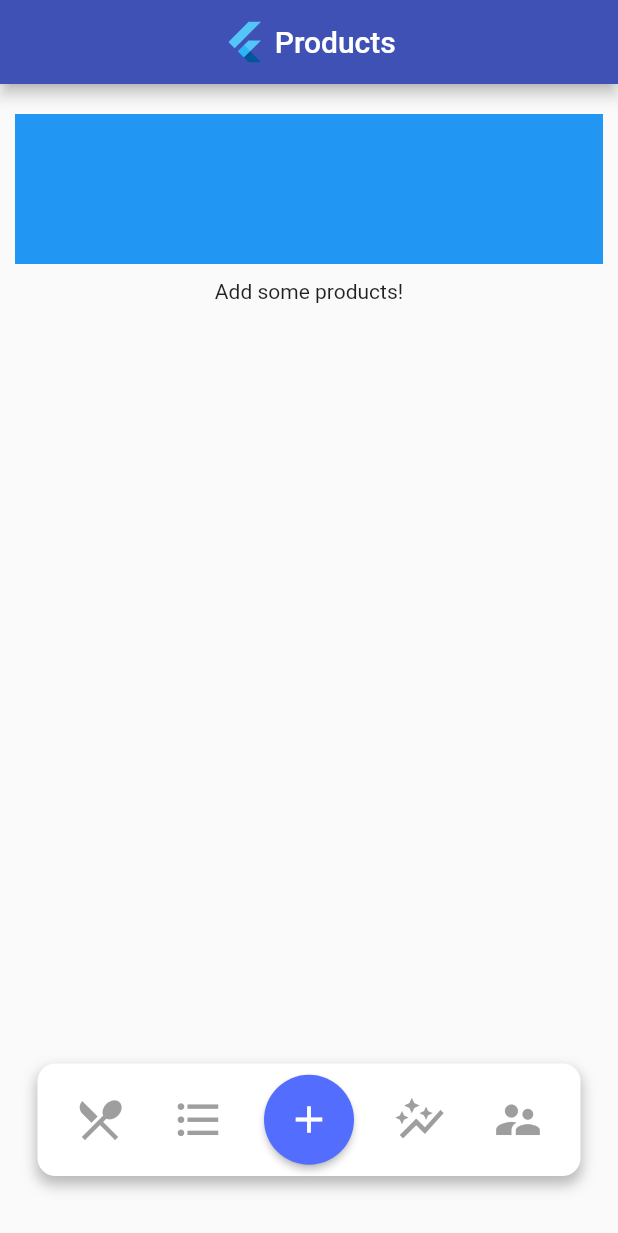
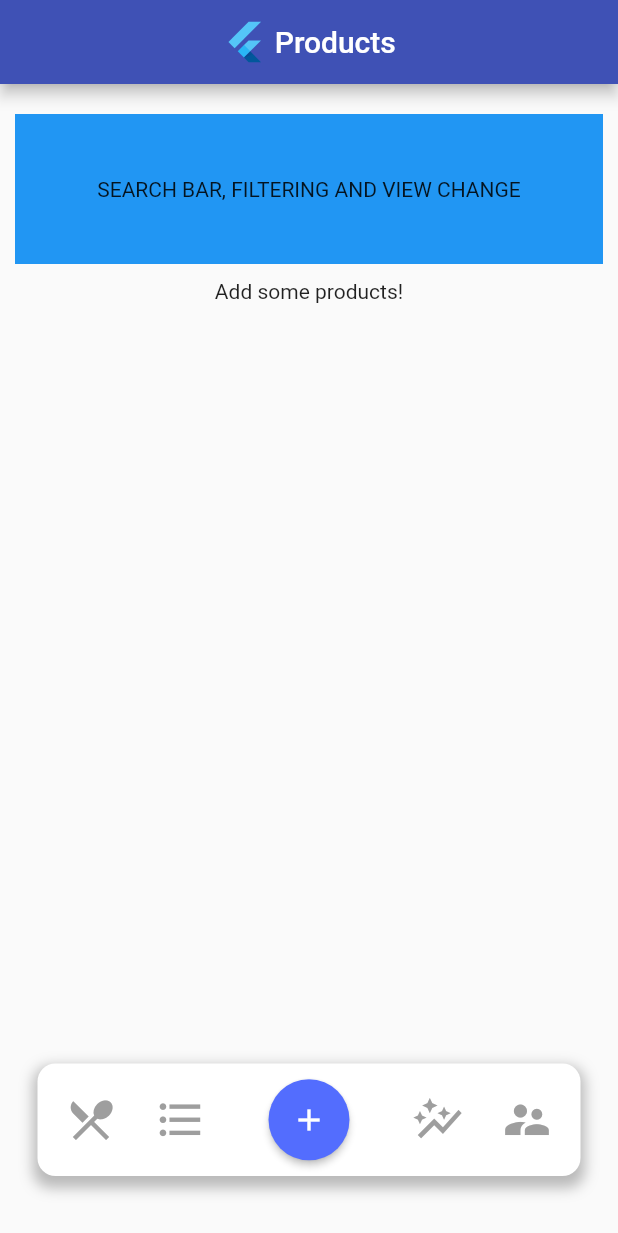
Before and after one commit to arstek131/Expire_App, a Flutter app: the screen it shows after launch, on a phone screen of 412 x 824 dp. Shown: the top 1233 px of the screen. Run offline on Flutter 3.47's test engine with Material 2 defaults, Android fonts, the phone set to English and light mode, and no system bars; our stand-ins replace sqflite; accounts and stored records are empty.

Commit message:
Delete products, bottom bar animations, size provider

```diff
--- a/expire_app/lib/main.dart
+++ b/expire_app/lib/main.dart
@@ -1,13 +1,14 @@
 /* dart libraries */
 import 'package:flutter/material.dart';
+import 'package:provider/provider.dart';
 
 /* Screens */
 import 'screens/main_app_screen.dart';
 import 'screens/add_product_screen.dart';
 
 /* Providers */
-import 'package:provider/provider.dart';
 import './providers/products_provider.dart';
+import 'providers/bottom_navigator_bar_size_provider.dart';
 
 /* helpers */
 import './helpers/custom_route.dart';
@@ -26,8 +27,15 @@ class MyApp extends StatefulWidget {
 class _MyAppState extends State<MyApp> {
   @override
   Widget build(BuildContext context) {
-    return ChangeNotifierProvider.value(
-      value: ProductsProvider(),
+    return MultiProvider(
+      providers: [
+        ChangeNotifierProvider(
+          create: (_) => ProductsProvider(),
+        ),
+        ChangeNotifierProvider(
+          create: (_) => BottomNavigationBarSizeProvider(),
+        ),
+      ],
       child: MaterialApp(
         title: 'Expire app',
         theme: ThemeData(
--- /dev/null
+++ b/expire_app/lib/providers/bottom_navigator_bar_size_provider.dart
@@ -0,0 +1,49 @@
+import 'package:flutter/material.dart';
+
+import 'products_provider.dart';
+
+class BottomNavigationBarSizeProvider extends ChangeNotifier {
+  double _height = 75.0;
+  double _bottomPadding = 40.0;
+  double _mainButtonInternalPadding = 15;
+  double _iconSizeOffset = 0;
+  OutlinedBorder _outlineBorder = const CircleBorder();
+
+  double get height {
+    return _height;
+  }
+
+  double get bottomPadding {
+    return _bottomPadding;
+  }
+
+  double get mainButtonInternalPadding {
+    return _mainButtonInternalPadding;
+  }
+
+  double get iconSizeOffset {
+    return _iconSizeOffset;
+  }
+
+  OutlinedBorder get outlineBorder {
+    return _outlineBorder;
+  }
+
+  void notifyShrink() {
+    _height = 60.0;
+    _bottomPadding = 20;
+    _mainButtonInternalPadding = 13;
+    _iconSizeOffset = 3;
+    _outlineBorder = RoundedRectangleBorder(borderRadius: BorderRadius.circular(500));
+    notifyListeners();
+  }
+
+  void notifyGrow() {
+    _height = 75.0;
+    _bottomPadding = 40;
+    _mainButtonInternalPadding = 15;
+    _iconSizeOffset = 0;
+    _outlineBorder = RoundedRectangleBorder(borderRadius: BorderRadius.circular(300)); //CircleBorder();
+    notifyListeners();
+  }
+}
--- a/expire_app/lib/screens/products_overview_screen.dart
+++ b/expire_app/lib/screens/products_overview_screen.dart
@@ -1,10 +1,13 @@
 /* dart */
 import 'package:flutter/material.dart';
-import 'package:intl/intl.dart';
+import 'package:provider/provider.dart';
+import 'package:flutter/rendering.dart';
 
 /* providers */
 import '../providers/products_provider.dart';
-import 'package:provider/provider.dart';
+import '../providers/bottom_navigator_bar_size_provider.dart';
+
+/* models */
 
 /* widgets */
 import '../widgets/product_tile.dart';
@@ -15,11 +18,6 @@ class ProductsOverviewScreen extends StatefulWidget {
 }
 
 class _ProductsOverviewScreenState extends State<ProductsOverviewScreen> {
-  @override
-  void initState() {
-    super.initState();
-  }
-
   @override
   Widget build(BuildContext context) {
     GlobalKey<RefreshIndicatorState> _refreshIndicatorKey = GlobalKey<RefreshIndicatorState>();
@@ -35,6 +33,12 @@ class _ProductsOverviewScreenState extends State<ProductsOverviewScreen> {
             width: double.infinity,
             color: Colors.blue,
             margin: const EdgeInsets.symmetric(vertical: 10),
+            child: Center(
+              child: Text(
+                "SEARCH BAR, FILTERING AND VIEW CHANGE",
+                textAlign: TextAlign.center,
+              ),
+            ),
           ),
           FutureBuilder(
             future: Provider.of<ProductsProvider>(context, listen: false).fetchAndSetProducts(),
@@ -50,15 +54,35 @@ class _ProductsOverviewScreenState extends State<ProductsOverviewScreen> {
                     builder: (ctx, productsData, ch) => productsData.items.isEmpty
                         ? ch!
                         : Flexible(
-                            child: RefreshIndicator(
-                              key: _refreshIndicatorKey,
-                              color: Colors.blue,
-                              onRefresh: () async {
-                                return; //return Provider.of<ProductsProvider>(context, listen: false).fetchAndSetProducts(); ????
+                            child: NotificationListener<ScrollNotification>(
+                              onNotification: (ScrollNotification scrollInfo) {
+                                if (scrollInfo is UserScrollNotification) {
+                                  // scrolling up
+                                  if (scrollInfo.direction == ScrollDirection.forward) {
+                                    Provider.of<BottomNavigationBarSizeProvider>(context, listen: false).notifyGrow();
+                                  } else if (scrollInfo.direction == ScrollDirection.reverse) {
+                                    // scrolling down
+                                    Provider.of<BottomNavigationBarSizeProvider>(context, listen: false).notifyShrink();
+                                  }
+                                }
+                                return true;
                               },
-                              child: ListView.builder(
-                                itemCount: productsData.items.length,
-                                itemBuilder: (ctx, i) => ProductTile(productsData.items[i]), //product item...
+                              child: RefreshIndicator(
+                                key: _refreshIndicatorKey,
+                                color: Colors.blue,
+                                onRefresh: Provider.of<ProductsProvider>(context, listen: false).fetchAndSetProducts,
+                                child: ListView.builder(
+                                  itemCount: productsData.items.length + 1,
+                                  itemBuilder: (ctx, i) {
+                                    if (i < productsData.items.length) {
+                                      return ProductTile(productsData.items[i]);
+                                    } else {
+                                      return const SizedBox(
+                                        height: 80,
+                                      );
+                                    }
+                                  }, //product item...
+                                ),
                               ),
                             ),
                           ),
--- a/expire_app/lib/widgets/custom_bottom_navigation_bar.dart
+++ b/expire_app/lib/widgets/custom_bottom_navigation_bar.dart
@@ -4,6 +4,7 @@ import 'package:flutter/material.dart';
 
 /* providers */
 import '../providers/products_provider.dart';
+import '../providers/bottom_navigator_bar_size_provider.dart';
 
 /* widgets */
 import '../widgets/custom_bottom_navigation_bar_item.dart';
@@ -28,17 +29,18 @@ class CustomBottomNavigationBar extends StatefulWidget {
 }
 
 class _CustomBottomNavigationBarState extends State<CustomBottomNavigationBar> {
-  @override
-  void initState() {
-    super.initState();
-  }
+  final double _selectedIconSize = 37;
+  final double _unselectedIconSize = 35;
 
   @override
   Widget build(BuildContext context) {
-    return Container(
+    final bottomNavigationSize = Provider.of<BottomNavigationBarSizeProvider>(context);
+
+    return AnimatedContainer(
+      duration: const Duration(milliseconds: 200),
       padding: const EdgeInsets.symmetric(horizontal: 25),
-      margin: const EdgeInsets.only(bottom: 40),
-      height: 75,
+      margin: EdgeInsets.only(bottom: bottomNavigationSize.bottomPadding),
+      height: bottomNavigationSize.height,
       child: Container(
         width: double.infinity,
         decoration: const BoxDecoration(
@@ -46,7 +48,7 @@ class _CustomBottomNavigationBarState extends State<CustomBottomNavigationBar> {
             BoxShadow(
               color: Colors.black26,
               blurRadius: 7,
-              spreadRadius: 1,
+              spreadRadius: 3,
               offset: Offset(0, 5),
             ),
           ],
@@ -61,8 +63,8 @@ class _CustomBottomNavigationBarState extends State<CustomBottomNavigationBar> {
             CustomBottomNavigationBarItem(
               selected: widget.pageIndex == 0,
               icon: const Icon(Icons.restaurant_menu),
-              selectedSize: 40,
-              unselectedSize: 35,
+              selectedSize: _selectedIconSize,
+              unselectedSize: _unselectedIconSize,
               onTap: () {
                 widget.setIndex(0);
               },
@@ -70,33 +72,37 @@ class _CustomBottomNavigationBarState extends State<CustomBottomNavigationBar> {
             CustomBottomNavigationBarItem(
               selected: widget.pageIndex == 1,
               icon: const Icon(Icons.format_list_bulleted),
-              selectedSize: 40,
-              unselectedSize: 35,
+              selectedSize: _selectedIconSize,
+              unselectedSize: _unselectedIconSize,
               onTap: () {
                 widget.setIndex(1);
               },
             ),
-            Container(
-              //margin: widget.pageIndex == 2 ? const EdgeInsets.only(bottom: 10) : EdgeInsets.zero,
+            AnimatedContainer(
+              duration: const Duration(milliseconds: 200),
+              width: widget.pageIndex != 2 ? 70 : 100,
               child: ElevatedButton(
                 onPressed: widget.pageIndex != 2
                     ? () => widget.setIndex(2)
                     : () => Provider.of<ProductsProvider>(context, listen: false).addProduct(
                           Product(
-                              id: DateTime.now().toString(), title: 'Nutella esplosiva', expiration: DateTime.now(), image: null),
+                              id: DateTime.now().toString(),
+                              title: 'Porzella esplosiva',
+                              expiration: DateTime.now(),
+                              image: null),
                         ), //Navigator.of(context).pushNamed(AddProductScreen.routeName),
                 child: widget.pageIndex == 2
-                    ? const Icon(
-                        Icons.add,
-                        size: 30,
+                    ? const FittedBox(
+                        child: Icon(
+                          Icons.add,
+                        ),
                       )
-                    : const Icon(
-                        Icons.home_filled,
-                        size: 25,
+                    : const FittedBox(
+                        child: Icon(Icons.home_filled),
                       ),
                 style: ButtonStyle(
-                  shape: MaterialStateProperty.all(const CircleBorder()),
-                  padding: MaterialStateProperty.all(const EdgeInsets.all(15)),
+                  shape: MaterialStateProperty.all(bottomNavigationSize.outlineBorder),
+                  padding: MaterialStateProperty.all(EdgeInsets.all(bottomNavigationSize.mainButtonInternalPadding)),
                   backgroundColor: widget.pageIndex == 2
                       ? MaterialStateProperty.all(Colors.indigoAccent)
                       : MaterialStateProperty.all(Colors.indigo[400]), // <-- Button color
@@ -106,8 +112,8 @@ class _CustomBottomNavigationBarState extends State<CustomBottomNavigationBar> {
             CustomBottomNavigationBarItem(
               selected: widget.pageIndex == 3,
               icon: const Icon(Icons.auto_graph),
-              selectedSize: 40,
-              unselectedSize: 35,
+              selectedSize: _selectedIconSize,
+              unselectedSize: _unselectedIconSize,
               onTap: () {
                 widget.setIndex(3);
               },
@@ -115,8 +121,8 @@ class _CustomBottomNavigationBarState extends State<CustomBottomNavigationBar> {
             CustomBottomNavigationBarItem(
               selected: widget.pageIndex == 4,
               icon: const Icon(Icons.supervisor_account),
-              selectedSize: 40,
-              unselectedSize: 35,
+              selectedSize: _selectedIconSize,
+              unselectedSize: _unselectedIconSize,
               onTap: () {
                 widget.setIndex(4);
               },
--- a/expire_app/lib/widgets/custom_bottom_navigation_bar_item.dart
+++ b/expire_app/lib/widgets/custom_bottom_navigation_bar_item.dart
@@ -1,4 +1,9 @@
+/* dart */
 import 'package:flutter/material.dart';
+import 'package:provider/provider.dart';
+
+/* providers */
+import '../providers/bottom_navigator_bar_size_provider.dart';
 
 class CustomBottomNavigationBarItem extends StatelessWidget {
   final Icon icon;
@@ -12,7 +17,7 @@ class CustomBottomNavigationBarItem extends StatelessWidget {
 
   @override
   Widget build(BuildContext context) {
-    AnimationController iconAnimationController;
+    final bottomNavigationSize = Provider.of<BottomNavigationBarSizeProvider>(context);
 
     return Column(
       mainAxisAlignment: MainAxisAlignment.center,
@@ -20,7 +25,7 @@ class CustomBottomNavigationBarItem extends StatelessWidget {
       children: [
         IconButton(
           padding: const EdgeInsets.all(0),
-          iconSize: selected ? selectedSize : unselectedSize,
+          iconSize: (selected ? selectedSize : unselectedSize) - bottomNavigationSize.iconSizeOffset,
           color: selected ? Colors.indigoAccent : Colors.grey,
           icon: icon,
           onPressed: onTap,
--- a/expire_app/lib/widgets/product_tile.dart
+++ b/expire_app/lib/widgets/product_tile.dart
@@ -1,9 +1,13 @@
 /* dart */
 import 'package:flutter/material.dart';
 import 'package:intl/intl.dart';
+import 'package:provider/provider.dart';
 
 /* modes */
 import '../models/product.dart';
+
+/* provider */
+import '../providers/products_provider.dart';
 
 class ProductTile extends StatelessWidget {
   final Product product;
@@ -13,7 +17,7 @@ class ProductTile extends StatelessWidget {
   @override
   Widget build(BuildContext context) {
     return Dismissible(
-      key: ValueKey(product.id),
+      key: UniqueKey(), //ValueKey(product.id), since so far everything has same id for testing
       onDismissed: (direction) {
         ScaffoldMessenger.of(context).showSnackBar(
           SnackBar(
@@ -46,7 +50,13 @@ class ProductTile extends StatelessWidget {
               title: const Text("Confirm"),
               content: const Text("Are you sure you wish to delete this item?"),
               actions: <Widget>[
-                TextButton(onPressed: () => Navigator.of(ctx).pop(true), child: const Text("DELETE")),
+                TextButton(
+                  onPressed: () {
+                    Provider.of<ProductsProvider>(context, listen: false).deleteProduct(product.id); //Todo: not working.
+                    Navigator.of(ctx).pop(true);
+                  },
+                  child: const Text("DELETE"),
+                ),
                 TextButton(
                   onPressed: () => Navigator.of(ctx).pop(false),
                   child: const Text("CANCEL"),
```
